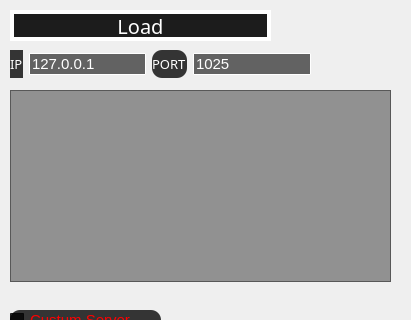
ErfanGerami/AP-Project, file getserversinformation.ui: the form before one commit; both pictures show x 0 to 411 and y 0 to 320 of the 411 by 480 pixel window.
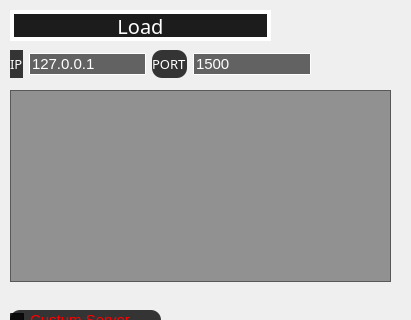
The form after the commit. Icons and pictures are not drawn.

What changed in the file:
```diff
--- a/getserversinformation.ui
+++ b/getserversinformation.ui
@@ -269,7 +269,7 @@
 </string>
       </property>
       <property name="text">
-       <string>1025</string>
+       <string>1500</string>
       </property>
      </widget>
     </item>
```
